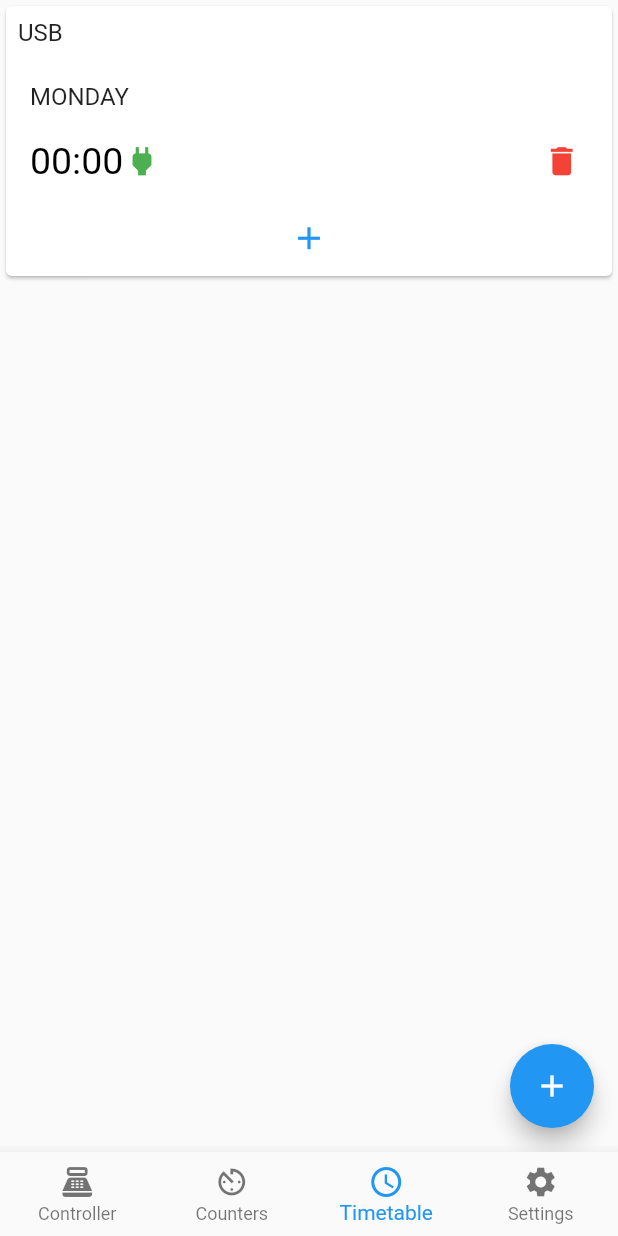
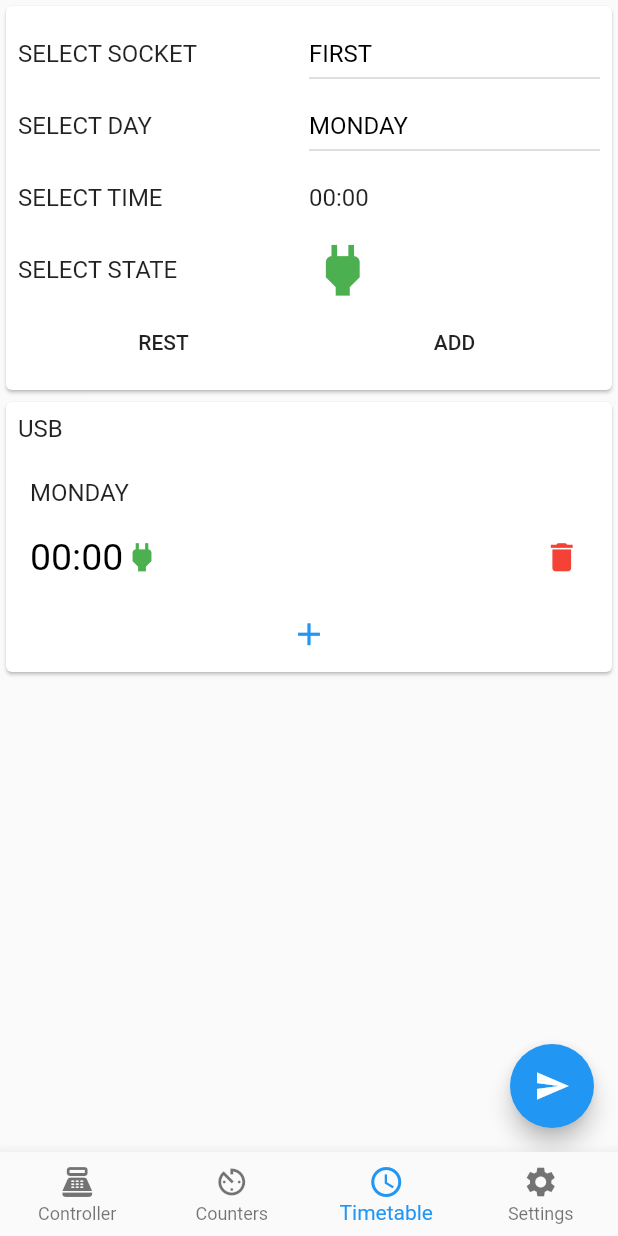
Before and after one commit to skrzypak/relay-assistant-app-uoft, a Flutter app: the screen it shows after launch, swiped to page 3, on a phone screen of 412 x 824 dp. Run offline on Flutter 3.47's test engine with Material 2 defaults, Android fonts, the phone set to English and light mode, and no system bars.

Commit message:
Timetable create new record widget

```diff
--- a/lib/screens/timetable.dart
+++ b/lib/screens/timetable.dart
@@ -1,3 +1,4 @@
+import 'package:app/screens/controller.dart';
 import 'package:flutter/material.dart';
 
 class TimetableScreen extends StatefulWidget {
@@ -14,16 +15,157 @@ class _TimetableScreen extends State<TimetableScreen> {
       body: Container(
         child: ListView(
           children: [
+            _buildInitCard(),
             _buildCard("usb"),
           ],
         ),
       ),
       floatingActionButton: FloatingActionButton(
         onPressed: () {
-          print("TODO:// go to page: new timetable");
+          print("TODO:// send timetable data");
         },
-        child: Icon(Icons.add),
+        child: Icon(Icons.send),
       ),
+    );
+  }
+
+  Widget  _buildInitCard() {
+    return new Card(
+      child: Padding(
+        padding: const EdgeInsets.all(8.0),
+        child: Column(
+          children: [
+            Table(children: [
+              TableRow(children: [
+                SizedBox(
+                  height: 48,
+                  child: Align(
+                    alignment: Alignment.centerLeft,
+                    child: Text("SELECT SOCKET", style: TextStyle(
+                      fontSize: 16,
+                    )),
+                  ),
+                ),
+                DropdownButton<String>(
+                  value: 'FIRST'.toUpperCase(),
+                  iconSize: 0,
+                  elevation: 0,
+                  style: TextStyle(color: Colors.black, fontSize: 16),
+                  onChanged: (String newValue) {
+                    setState(() {
+                      //dropdownValue = newValue;
+                    });
+                  },
+                  items: <String>['USB', 'FIRST', 'SECOND', 'THIRD']
+                      .map<DropdownMenuItem<String>>((String value) {
+                    return DropdownMenuItem<String>(
+                      value: value.toUpperCase(),
+                      child: Text(value.toUpperCase()),
+                    );
+                  }).toList(),
+                )
+              ]),
+              TableRow(children: [
+                SizedBox(
+                  height: 48,
+                  child: Align(
+                    alignment: Alignment.centerLeft,
+                      child: Text("SELECT DAY", style: TextStyle(
+                        fontSize: 16,
+                      )),
+                  ),
+                ),
+                DropdownButton<String>(
+                  value: 'MONDAY'.toUpperCase(),
+                  iconSize: 0,
+                  elevation: 0,
+                  style: TextStyle(color: Colors.black, fontSize: 16),
+                  onChanged: (String newValue) {
+                    setState(() {
+                      //dropdownValue = newValue;
+                    });
+                  },
+                  items: <String>['SUNDAY', 'MONDAY', 'TUESDAY',
+                    'WEDNESDAY', 'THURSDAY', 'FRIDAY', 'SATURDAY'
+                  ].map<DropdownMenuItem<String>>((String value) {
+                    return DropdownMenuItem<String>(
+                      value: value.toUpperCase(),
+                      child: Text(value.toUpperCase()),
+                    );
+                  }).toList(),
+                )
+              ]),
+              TableRow(children: [
+                SizedBox(
+                  height: 48,
+                  child: Align(
+                    alignment: Alignment.centerLeft,
+                    child: Text("SELECT TIME", style: TextStyle(
+                      fontSize: 16,
+                    )),
+                  ),
+                ),
+                InkWell(
+                  onTap: () {
+                    print("TODO:// timer");
+                  },
+                  child: SizedBox(
+                    height: 48,
+                    child: Align(
+                      alignment: Alignment.centerLeft,
+                      child: Text("00:00", style: TextStyle(
+                        fontSize: 16,
+                      )),
+                    ),
+                  ),
+                ),
+              ]),
+              TableRow(children: [
+                SizedBox(
+                  height: 48,
+                  child: Align(
+                    alignment: Alignment.centerLeft,
+                    child: Text("SELECT STATE", style: TextStyle(
+                      fontSize: 16,
+                    )),
+                  ),
+                ),
+                InkWell(
+                  onTap: () {
+                    print("TODO:// change state icon");
+                  },
+                  child: SizedBox(
+                    height: 48,
+                    child: Align(
+                      alignment: Alignment.centerLeft,
+                      child: Icon(
+                        Icons.power,
+                        size: 45,
+                        color: Colors.green,
+                      ),
+                    ),
+                  ),
+                ),
+              ]),
+              TableRow(children: [
+                MaterialButton(
+                  child: Text("REST"),
+                  onPressed: () {
+                    print("TODO:// reset");
+                  },
+                ),
+                MaterialButton(
+                  child: Text("ADD"),
+                  onPressed: () {
+                    print("TODO:// add");
+                  },
+                ),
+              ]),
+              ],
+            ),
+          ],
+        )
+      )
     );
   }
 
```
